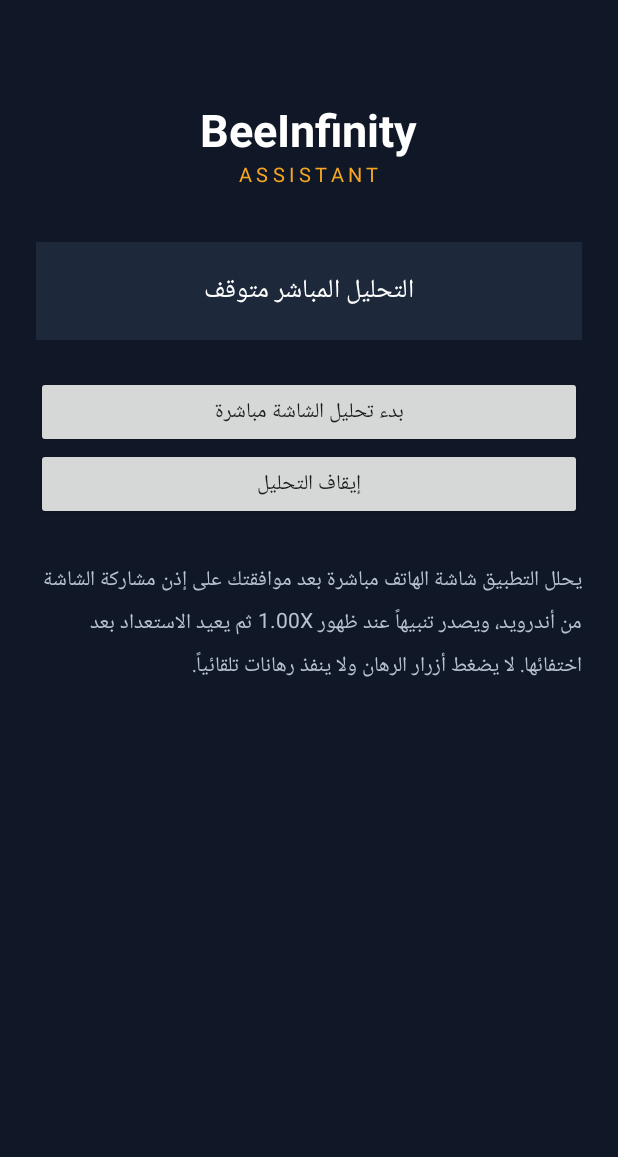
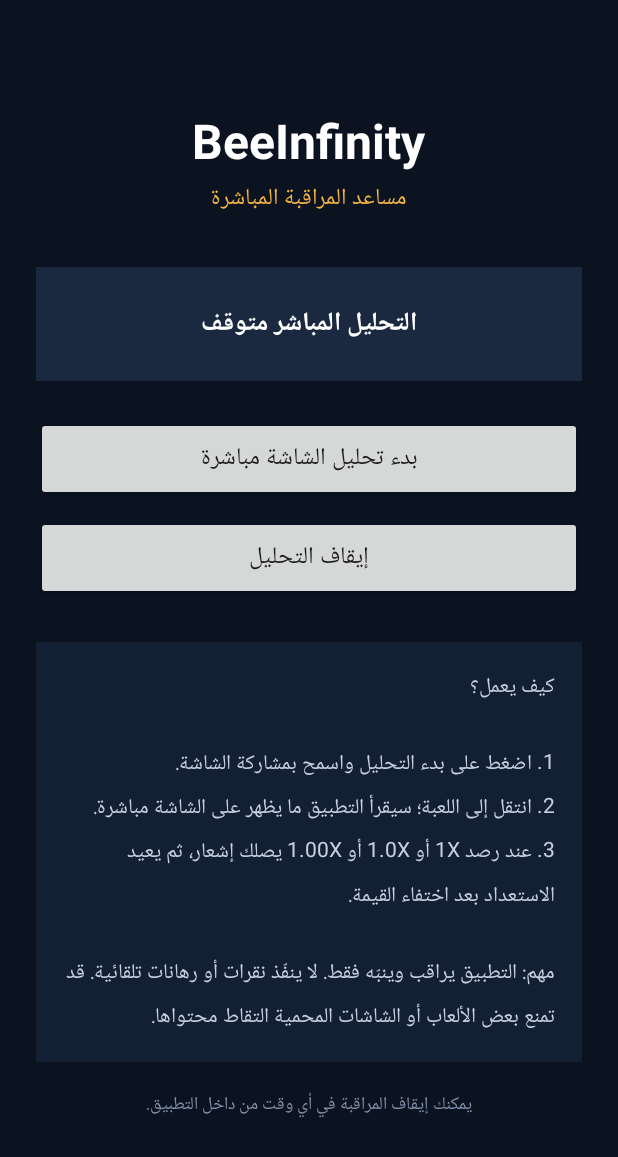
Before and after one commit to etudiantourg-cmyk/BeeInfinity-Assistant., an Android app: the screen it shows after launch (MainActivity), on a phone screen of 412 x 824 dp. Shown: the top 1157 px of the screen. Run offline under Robolectric (Android 15) with nearby library versions, the phone set to English and light mode, and no system bars.

Commit message:
Polish Arabic live monitoring interface and instructions

```diff
--- a/app/src/main/res/layout/activity_main.xml
+++ b/app/src/main/res/layout/activity_main.xml
@@ -1,26 +1,81 @@
 <ScrollView xmlns:android="http://schemas.android.com/apk/res/android"
-    android:layout_width="match_parent" android:layout_height="match_parent"
-    android:background="#101827" android:fillViewport="true">
-    <LinearLayout android:layout_width="match_parent" android:layout_height="wrap_content"
-        android:orientation="vertical" android:padding="24dp" android:gravity="center_horizontal">
-        <TextView android:layout_width="wrap_content" android:layout_height="wrap_content"
-            android:text="BeeInfinity" android:textColor="#FFFFFF" android:textSize="30sp"
-            android:textStyle="bold" android:layout_marginTop="42dp"/>
-        <TextView android:layout_width="wrap_content" android:layout_height="wrap_content"
-            android:text="ASSISTANT" android:textColor="#F5A623" android:textSize="13sp"
-            android:letterSpacing="0.22" android:layout_marginBottom="36dp"/>
-        <TextView android:id="@+id/status" android:layout_width="match_parent"
-            android:layout_height="wrap_content" android:padding="18dp"
-            android:background="#1D293B" android:text="التحليل المباشر متوقف"
-            android:textColor="#FFFFFF" android:textSize="17sp" android:gravity="center"/>
-        <Button android:id="@+id/startButton" android:layout_width="match_parent"
-            android:layout_height="wrap_content" android:text="بدء تحليل الشاشة مباشرة"
-            android:layout_marginTop="24dp"/>
-        <Button android:id="@+id/stopButton" android:layout_width="match_parent"
-            android:layout_height="wrap_content" android:text="إيقاف التحليل"/>
-        <TextView android:layout_width="match_parent" android:layout_height="wrap_content"
-            android:text="يحلل التطبيق شاشة الهاتف مباشرة بعد موافقتك على إذن مشاركة الشاشة من أندرويد، ويصدر تنبيهاً عند ظهور 1.00X ثم يعيد الاستعداد بعد اختفائها. لا يضغط أزرار الرهان ولا ينفذ رهانات تلقائياً."
-            android:textColor="#B8C2D1" android:textSize="14sp" android:lineSpacingExtra="5dp"
-            android:layout_marginTop="28dp"/>
+    android:layout_width="match_parent"
+    android:layout_height="match_parent"
+    android:background="#0B1220"
+    android:fillViewport="true"
+    android:layoutDirection="rtl">
+    <LinearLayout
+        android:layout_width="match_parent"
+        android:layout_height="wrap_content"
+        android:orientation="vertical"
+        android:padding="24dp"
+        android:gravity="center_horizontal">
+
+        <TextView
+            android:layout_width="wrap_content"
+            android:layout_height="wrap_content"
+            android:layout_marginTop="48dp"
+            android:text="BeeInfinity"
+            android:textColor="#FFFFFF"
+            android:textSize="32sp"
+            android:textStyle="bold" />
+
+        <TextView
+            android:layout_width="wrap_content"
+            android:layout_height="wrap_content"
+            android:layout_marginTop="4dp"
+            android:layout_marginBottom="32dp"
+            android:text="مساعد المراقبة المباشرة"
+            android:textColor="#F5B544"
+            android:textSize="15sp" />
+
+        <TextView
+            android:id="@+id/status"
+            android:layout_width="match_parent"
+            android:layout_height="wrap_content"
+            android:background="#1A2940"
+            android:gravity="center"
+            android:minHeight="76dp"
+            android:padding="18dp"
+            android:text="التحليل المباشر متوقف"
+            android:textColor="#FFFFFF"
+            android:textSize="17sp"
+            android:textStyle="bold" />
+
+        <Button
+            android:id="@+id/startButton"
+            android:layout_width="match_parent"
+            android:layout_height="56dp"
+            android:layout_marginTop="24dp"
+            android:text="بدء تحليل الشاشة مباشرة"
+            android:textSize="16sp" />
+
+        <Button
+            android:id="@+id/stopButton"
+            android:layout_width="match_parent"
+            android:layout_height="56dp"
+            android:layout_marginTop="10dp"
+            android:text="إيقاف التحليل"
+            android:textSize="16sp" />
+
+        <TextView
+            android:layout_width="match_parent"
+            android:layout_height="wrap_content"
+            android:layout_marginTop="28dp"
+            android:background="#131F32"
+            android:lineSpacingExtra="6dp"
+            android:padding="18dp"
+            android:text="كيف يعمل؟\n\n1. اضغط على بدء التحليل واسمح بمشاركة الشاشة.\n2. انتقل إلى اللعبة؛ سيقرأ التطبيق ما يظهر على الشاشة مباشرة.\n3. عند رصد 1X أو 1.0X أو 1.00X يصلك إشعار، ثم يعيد الاستعداد بعد اختفاء القيمة.\n\nمهم: التطبيق يراقب وينبّه فقط. لا ينفّذ نقرات أو رهانات تلقائية. قد تمنع بعض الألعاب أو الشاشات المحمية التقاط محتواها."
+            android:textColor="#C5D0E0"
+            android:textSize="14sp" />
+
+        <TextView
+            android:layout_width="match_parent"
+            android:layout_height="wrap_content"
+            android:layout_marginTop="18dp"
+            android:gravity="center"
+            android:text="يمكنك إيقاف المراقبة في أي وقت من داخل التطبيق."
+            android:textColor="#8191A8"
+            android:textSize="12sp" />
     </LinearLayout>
 </ScrollView>
```
